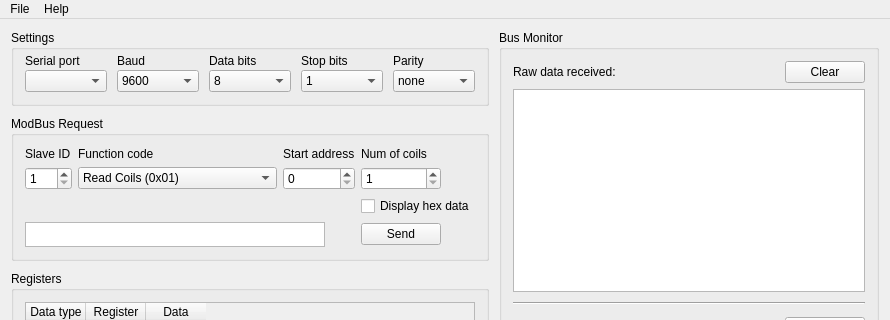
Before: the Qt Designer form forms/mainwindow.ui in ed-chemnitz/qmodbus, drawn with Qt 5; both pictures show x 0 to 890 and y 0 to 320 of the 890 by 595 pixel window.
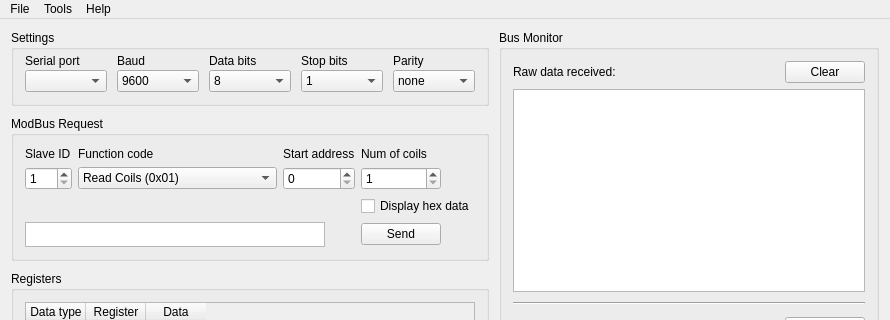
After: the same form once the commit is applied. Icons and pictures are not drawn.

Commit message:
Added new BatchProcessor tool
The BatchProcessor tool allows to periodically read data from different
registers of different slaves and write them into a CSV file.

```diff
--- a/forms/mainwindow.ui
+++ b/forms/mainwindow.ui
@@ -584,7 +584,14 @@
     </property>
     <addaction name="actionAbout_QModBus"/>
    </widget>
+   <widget class="QMenu" name="menuTools">
+    <property name="title">
+     <string>Tools</string>
+    </property>
+    <addaction name="actionBatchProcessing"/>
+   </widget>
    <addaction name="menuFile"/>
+   <addaction name="menuTools"/>
    <addaction name="menuHelp"/>
   </widget>
   <action name="actionQuit">
```
Left out of the diff: 24 changed lines with no effect on the pictures. The commit also changes 6 other files.
